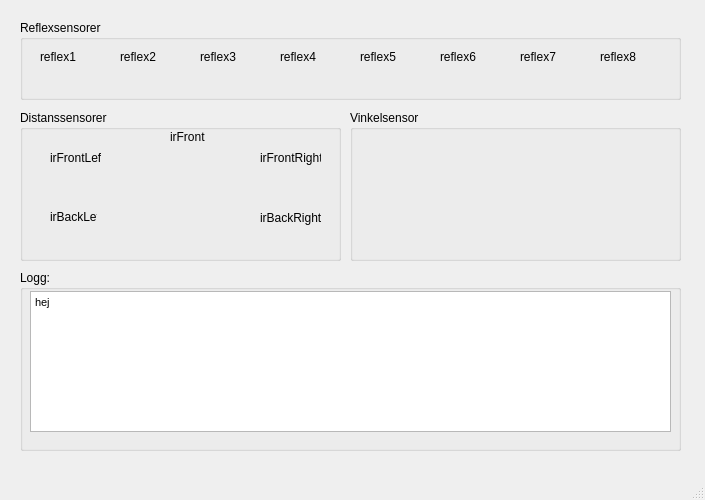
This is PC-software/mainwindow.ui in ll-KS-ll/tsea29-kmm as Qt 5 draws it before an edit. The edited form follows.
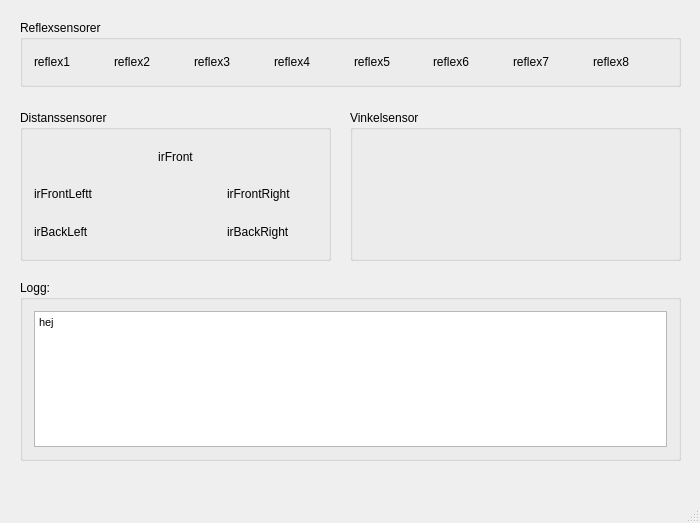
This is the edited form.

Commit message: Added some layouts in the group boxes.

What changed in the file:
```diff
--- a/PC-software/mainwindow.ui
+++ b/PC-software/mainwindow.ui
@@ -6,8 +6,8 @@
    <rect>
     <x>0</x>
     <y>0</y>
-    <width>705</width>
-    <height>500</height>
+    <width>700</width>
+    <height>523</height>
    </rect>
   </property>
   <property name="windowTitle">
@@ -17,12 +17,15 @@
    <property name="layoutDirection">
     <enum>Qt::LeftToRight</enum>
    </property>
+   <property name="autoFillBackground">
+    <bool>true</bool>
+   </property>
    <widget class="QGroupBox" name="groupBox">
     <property name="geometry">
      <rect>
       <x>20</x>
       <y>110</y>
-      <width>321</width>
+      <width>311</width>
       <height>151</height>
      </rect>
     </property>
@@ -32,71 +35,49 @@
     <property name="title">
      <string>Distanssensorer</string>
     </property>
+    <layout class="QGridLayout" name="gridLayout_2">
+     <item row="0" column="1">
     <widget class="QLabel" name="irFront">
-     <property name="geometry">
-      <rect>
-       <x>150</x>
-       <y>20</y>
-       <width>47</width>
-       <height>13</height>
-      </rect>
+       <property name="layoutDirection">
+        <enum>Qt::LeftToRight</enum>
      </property>
      <property name="text">
       <string>irFront</string>
      </property>
-    </widget>
+       <property name="alignment">
+        <set>Qt::AlignCenter</set>
+       </property>
+      </widget>
+     </item>
+     <item row="1" column="0">
     <widget class="QLabel" name="irFrontLeft">
-     <property name="geometry">
-      <rect>
-       <x>30</x>
-       <y>40</y>
-       <width>51</width>
-       <height>16</height>
-      </rect>
-     </property>
      <property name="text">
       <string>irFrontLeftt</string>
      </property>
     </widget>
+     </item>
+     <item row="1" column="2">
+      <widget class="QLabel" name="irFrontRight">
+       <property name="text">
+        <string>irFrontRight</string>
+       </property>
+      </widget>
+     </item>
+     <item row="2" column="0">
     <widget class="QLabel" name="irBackLeft">
-     <property name="geometry">
-      <rect>
-       <x>30</x>
-       <y>100</y>
-       <width>47</width>
-       <height>13</height>
-      </rect>
-     </property>
      <property name="text">
       <string>irBackLeft</string>
      </property>
     </widget>
+     </item>
+     <item row="2" column="2">
     <widget class="QLabel" name="irBackRight">
-     <property name="geometry">
-      <rect>
-       <x>240</x>
-       <y>100</y>
-       <width>61</width>
-       <height>16</height>
-      </rect>
-     </property>
      <property name="text">
       <string>irBackRight</string>
      </property>
     </widget>
-    <widget class="QLabel" name="irFrontRight">
-     <property name="geometry">
-      <rect>
-       <x>240</x>
-       <y>40</y>
-       <width>61</width>
-       <height>16</height>
-      </rect>
-     </property>
-     <property name="text">
-      <string>irFrontRight</string>
-     </property>
-    </widget>
+     </item>
+    </layout>
    </widget>
    <widget class="QGroupBox" name="groupBox_2">
     <property name="geometry">
@@ -120,7 +101,7 @@
       <x>20</x>
       <y>20</y>
       <width>661</width>
-      <height>80</height>
+      <height>67</height>
      </rect>
     </property>
     <property name="autoFillBackground">
@@ -129,116 +110,70 @@
     <property name="title">
      <string>Reflexsensorer</string>
     </property>
+    <layout class="QHBoxLayout" name="horizontalLayout">
+     <item>
     <widget class="QLabel" name="reflex1">
-     <property name="geometry">
-      <rect>
-       <x>20</x>
-       <y>30</y>
-       <width>47</width>
-       <height>13</height>
-      </rect>
-     </property>
      <property name="text">
       <string>reflex1</string>
      </property>
     </widget>
+     </item>
+     <item>
     <widget class="QLabel" name="reflex2">
-     <property name="geometry">
-      <rect>
-       <x>100</x>
-       <y>30</y>
-       <width>47</width>
-       <height>13</height>
-      </rect>
-     </property>
      <property name="text">
       <string>reflex2</string>
      </property>
     </widget>
+     </item>
+     <item>
     <widget class="QLabel" name="reflex3">
-     <property name="geometry">
-      <rect>
-       <x>180</x>
-       <y>30</y>
-       <width>47</width>
-       <height>13</height>
-      </rect>
-     </property>
      <property name="text">
       <string>reflex3</string>
      </property>
     </widget>
+     </item>
+     <item>
     <widget class="QLabel" name="reflex4">
-     <property name="geometry">
-      <rect>
-       <x>260</x>
-       <y>30</y>
-       <width>47</width>
-       <height>13</height>
-      </rect>
-     </property>
      <property name="text">
       <string>reflex4</string>
      </property>
     </widget>
+     </item>
+     <item>
     <widget class="QLabel" name="reflex5">
-     <property name="geometry">
-      <rect>
-       <x>340</x>
-       <y>30</y>
-       <width>47</width>
-       <height>13</height>
-      </rect>
-     </property>
      <property name="text">
       <string>reflex5</string>
      </property>
     </widget>
+     </item>
+     <item>
     <widget class="QLabel" name="reflex6">
-     <property name="geometry">
-      <rect>
-       <x>420</x>
-       <y>30</y>
-       <width>47</width>
-       <height>13</height>
-      </rect>
-     </property>
      <property name="text">
       <string>reflex6</string>
      </property>
     </widget>
+     </item>
+     <item>
     <widget class="QLabel" name="reflex7">
-     <property name="geometry">
-      <rect>
-       <x>500</x>
-       <y>30</y>
-       <width>47</width>
-       <height>13</height>
-      </rect>
-     </property>
      <property name="text">
       <string>reflex7</string>
      </property>
     </widget>
+     </item>
+     <item>
     <widget class="QLabel" name="reflex8">
-     <property name="geometry">
-      <rect>
-       <x>580</x>
-       <y>30</y>
-       <width>47</width>
-       <height>13</height>
-      </rect>
-     </property>
      <property name="text">
       <string>reflex8</string>
      </property>
     </widget>
+     </item>
+    </layout>
    </widget>
    <widget class="QGroupBox" name="groupBox_4">
     <property name="geometry">
      <rect>
       <x>20</x>
-      <y>270</y>
+      <y>280</y>
       <width>661</width>
       <height>181</height>
      </rect>
@@ -249,23 +184,19 @@
     <property name="title">
      <string>Logg:</string>
     </property>
+    <layout class="QGridLayout" name="gridLayout">
+     <item row="0" column="0">
     <widget class="QTextBrowser" name="logTextBox">
-     <property name="geometry">
-      <rect>
-       <x>10</x>
-       <y>21</y>
-       <width>641</width>
-       <height>141</height>
-      </rect>
-     </property>
      <property name="html">
       <string>&lt;!DOCTYPE HTML PUBLIC &quot;-//W3C//DTD HTML 4.0//EN&quot; &quot;http://www.w3.org/TR/REC-html40/strict.dtd&quot;&gt;
 &lt;html&gt;&lt;head&gt;&lt;meta name=&quot;qrichtext&quot; content=&quot;1&quot; /&gt;&lt;style type=&quot;text/css&quot;&gt;
 p, li { white-space: pre-wrap; }
-&lt;/style&gt;&lt;/head&gt;&lt;body style=&quot; font-family:'MS Shell Dlg 2'; font-size:8.25pt; font-weight:400; font-style:normal;&quot;&gt;
-&lt;p style=&quot; margin-top:0px; margin-bottom:0px; margin-left:0px; margin-right:0px; -qt-block-indent:0; text-indent:0px;&quot;&gt;hej&lt;/p&gt;&lt;/body&gt;&lt;/html&gt;</string>
-     </property>
-    </widget>
+&lt;/style&gt;&lt;/head&gt;&lt;body style=&quot; font-family:'Cantarell'; font-size:11pt; font-weight:400; font-style:normal;&quot;&gt;
+&lt;p style=&quot; margin-top:0px; margin-bottom:0px; margin-left:0px; margin-right:0px; -qt-block-indent:0; text-indent:0px;&quot;&gt;&lt;span style=&quot; font-family:'MS Shell Dlg 2'; font-size:8.25pt;&quot;&gt;hej&lt;/span&gt;&lt;/p&gt;&lt;/body&gt;&lt;/html&gt;</string>
+       </property>
+      </widget>
+     </item>
+    </layout>
    </widget>
   </widget>
   <widget class="QMenuBar" name="menuBar">
```
Left out of the diff: 7 changed lines with no effect on the pictures. Lines whose indentation alone changed are shown as unchanged.
